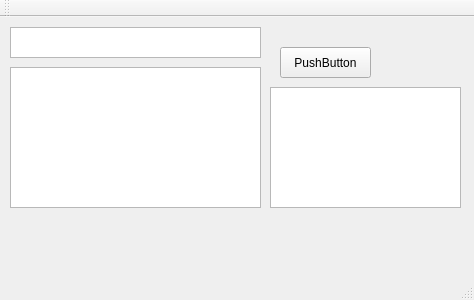
Above: mainwindow.ui from Icclear/OsuBot-3.0 before the change. Below: the same form after it.
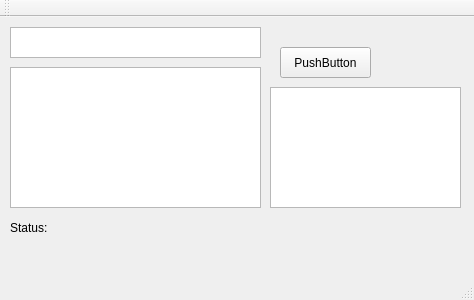
That is the form after the change.

Patch:
```diff
--- a/mainwindow.ui
+++ b/mainwindow.ui
@@ -60,6 +60,19 @@
      </rect>
     </property>
    </widget>
+   <widget class="QLabel" name="StatusLabel">
+    <property name="geometry">
+     <rect>
+      <x>10</x>
+      <y>200</y>
+      <width>451</width>
+      <height>21</height>
+     </rect>
+    </property>
+    <property name="text">
+     <string>Status: </string>
+    </property>
+   </widget>
   </widget>
   <widget class="QMenuBar" name="menuBar">
    <property name="geometry">
```
